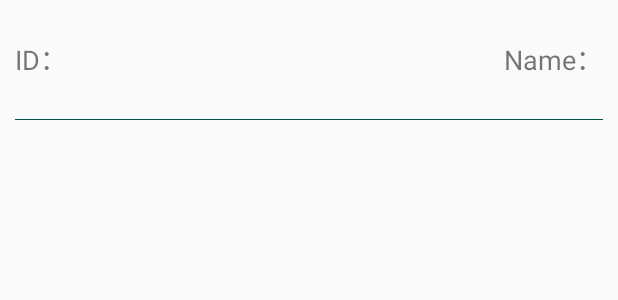
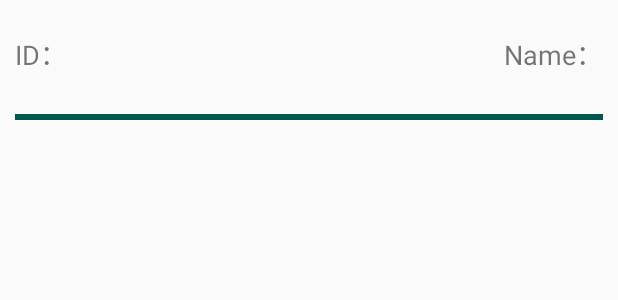
Before and after one commit to maxtsai1991/MaxFunctionPractise, an Android app: the layout adapter_main.xml on its own in the app's theme, with its tools: preview values and no code run, on a phone screen of 412 x 824 dp. Shown: the top 300 px of the screen. Run offline under Robolectric (Android 15) with nearby library versions, the phone set to English and light mode, and no system bars; network calls fail.

Commit message:
調整Recycleview item 線條粗度

```diff
--- a/app/src/main/res/layout/adapter_main.xml
+++ b/app/src/main/res/layout/adapter_main.xml
@@ -47,7 +47,7 @@
         </LinearLayout>
         <LinearLayout
             android:layout_width="match_parent"
-            android:layout_height="2dp"
+            android:layout_height="8dp"
             android:background="@color/colorPrimaryDark" />
     </LinearLayout>
 
```
